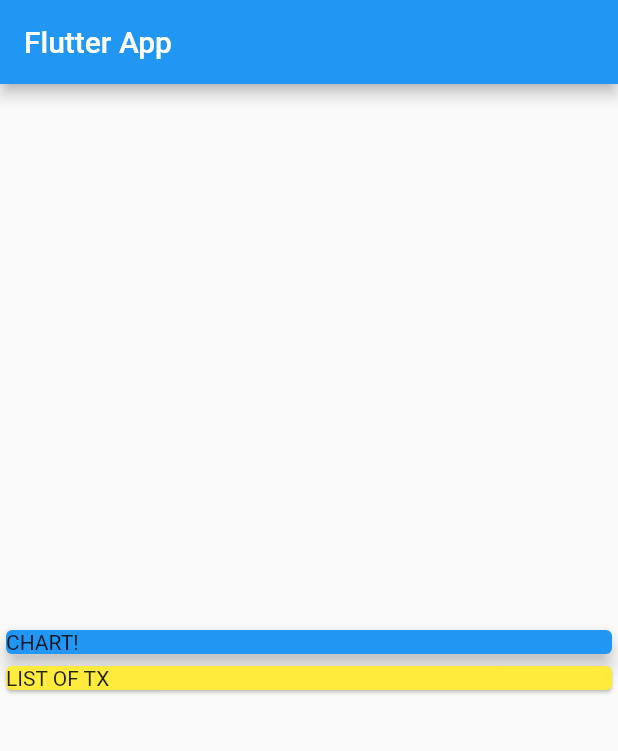
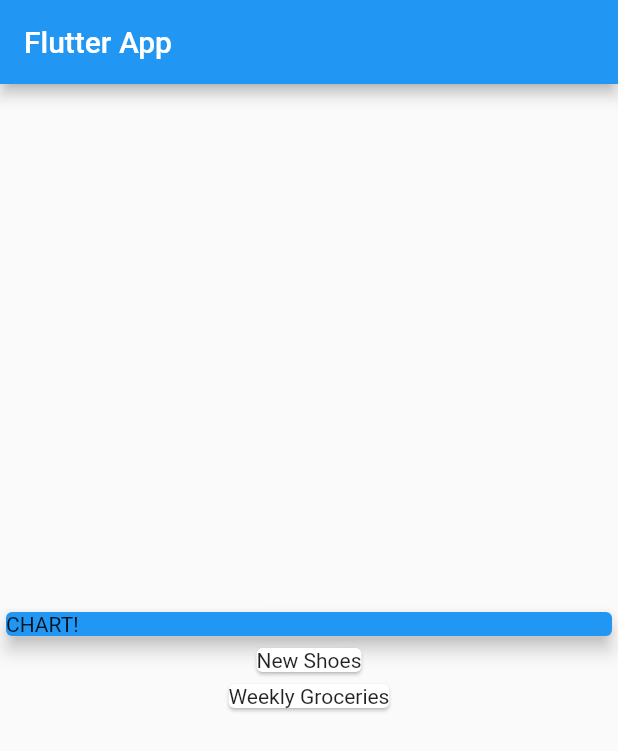
Before and after one commit to wonkooklee/flutter_expenses_app, a Flutter app: the screen it shows after launch, on a phone screen of 412 x 824 dp. Shown: the top 751 px of the screen. Run offline on Flutter 3.47's test engine with Material 2 defaults, Android fonts, the phone set to English and light mode, and no system bars.

Commit message:
Mapping Data Into Widget

```diff
--- a/lib/main.dart
+++ b/lib/main.dart
@@ -48,10 +48,13 @@ class MyHomePage extends StatelessWidget {
               elevation: 5,
             ),
           ),
-          Card(
-            color: Colors.yellow,
-            child: Text('LIST OF TX'),
-          )
+          Column(
+            children: transactions.map((tx) {
+              return Card(
+                child: Text(tx.title),
+              );
+            }).toList(),
+          ),
         ],
       ),
     );
```
